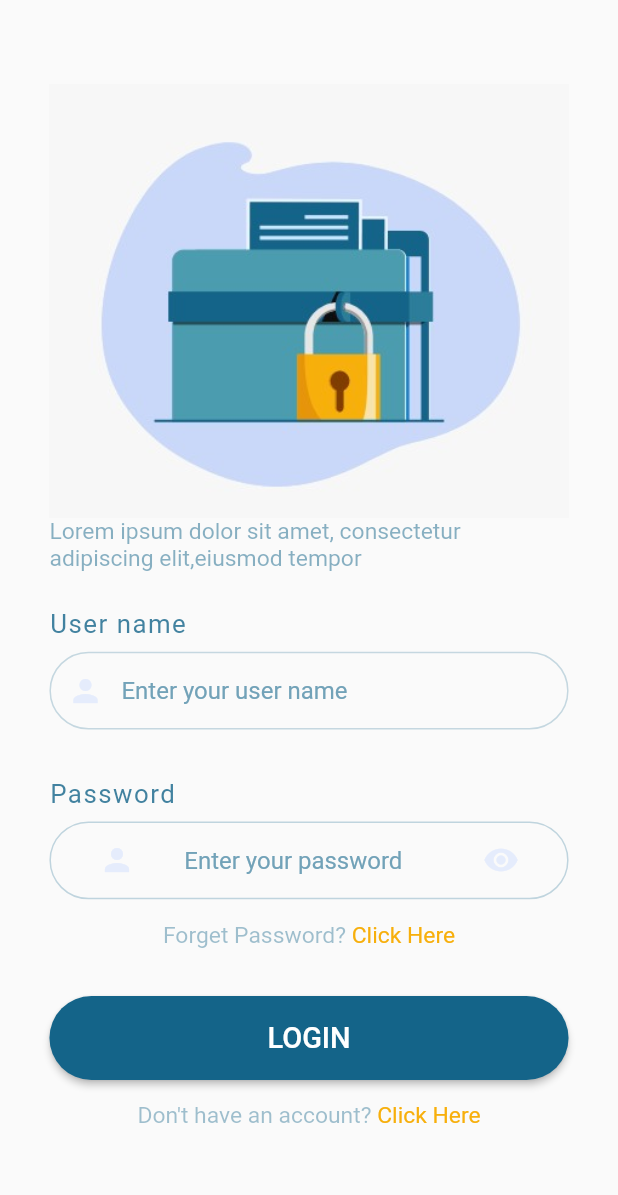
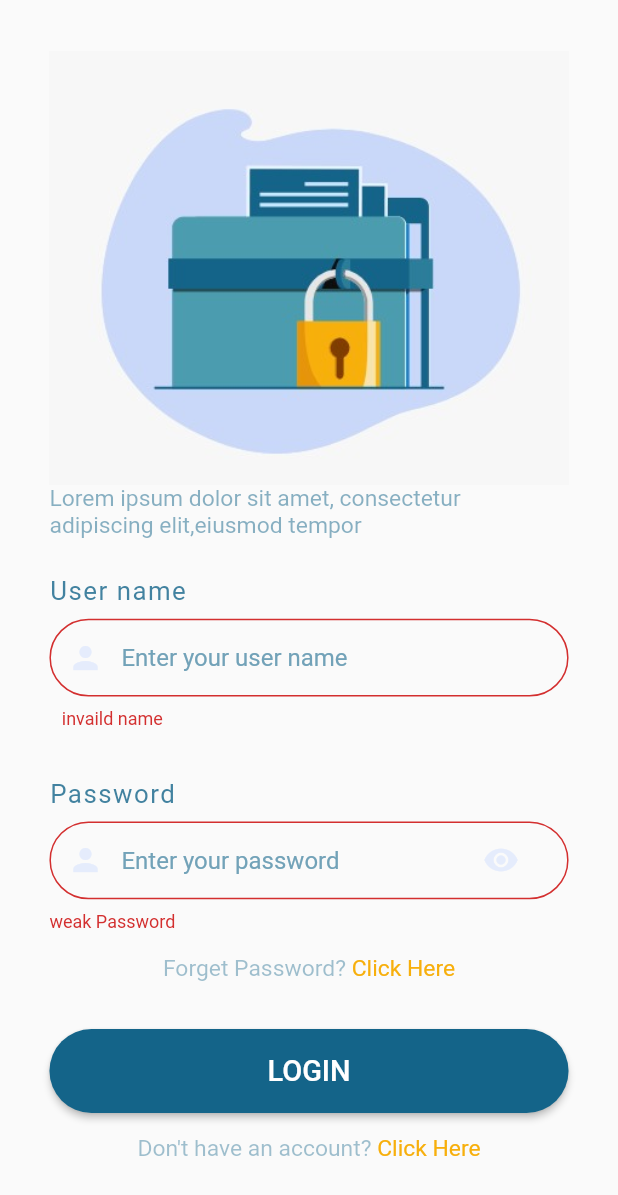
Before and after one commit to esraaabdrabo/sindionTask, a Flutter app: the screen it shows after launch, after a tap on "Get Started", after a tap on "LOGIN", on a phone screen of 412 x 824 dp. Shown: the top 1195 px of the screen. Run offline on Flutter 3.47's test engine with Material 2 defaults, Android fonts, the phone set to English and light mode, and no system bars; our stand-ins replace google_fonts, responsive_sizer, shared_preferences.

Commit message:
end auth

```diff
--- a/lib/assets/my_theme.dart
+++ b/lib/assets/my_theme.dart
@@ -1,4 +1,5 @@
 import 'package:flutter/material.dart';
+import 'package:google_fonts/google_fonts.dart';
 import 'package:responsive_sizer/responsive_sizer.dart';
 
 var primaryColor = const Color.fromARGB(255, 97, 173, 235);
@@ -15,11 +16,9 @@ abstract class MyTheme {
 }
 
 abstract class MyThemeData {
-  static var bRadius50 = const BorderRadius.all(Radius.circular(50));
-  static var bRadius25 = const BorderRadius.all(Radius.circular(25));
-  static var sPadding25h12 =
-      const EdgeInsets.symmetric(horizontal: 25, vertical: 12);
+  static var white18 = GoogleFonts.aBeeZee(
+      textStyle: TextStyle(color: Colors.white, fontSize: 18.sp));
   static var borderRadius = OutlineInputBorder(
       borderRadius: BorderRadius.circular(5.h),
-      borderSide: BorderSide(color: Colors.transparent));
+      borderSide: const BorderSide(color: Colors.transparent));
 }
--- a/lib/assets/widgets/custom_btn.dart
+++ b/lib/assets/widgets/custom_btn.dart
@@ -1,4 +1,5 @@
 import 'package:flutter/material.dart';
+import 'package:google_fonts/google_fonts.dart';
 import 'package:responsive_sizer/responsive_sizer.dart';
 import 'package:sindion/assets/my_theme.dart';
 
@@ -25,17 +26,11 @@ class CustomBTN extends StatelessWidget {
         color: color,
         onPressed: function,
         child: icon == null
-            ? Text(
-                text,
-                style: TextStyle(color: Colors.white, fontSize: 18.sp),
-              )
+            ? Text(text, style: MyThemeData.white18)
             : Row(
                 mainAxisAlignment: MainAxisAlignment.center,
                 children: [
-                  Text(
-                    text,
-                    style: TextStyle(color: Colors.white, fontSize: 18.sp),
-                  ),
+                  Text(text, style: MyThemeData.white18),
                   SizedBox(
                     width: 2.5.w,
                   ),
--- /dev/null
+++ b/lib/model/auth/login/request.dart
@@ -0,0 +1,13 @@
+class LoginRequestBody {
+  late String username;
+  late String password;
+
+  LoginRequestBody({required this.username, required this.password});
+
+  Map<String, dynamic> toJson() {
+    final Map<String, dynamic> data = <String, dynamic>{};
+    data['username'] = username;
+    data['password'] = password;
+    return data;
+  }
+}
--- /dev/null
+++ b/lib/model/auth/login/response.dart
@@ -0,0 +1,11 @@
+class Tokens {
+  late String refresh;
+  late String access;
+
+  Tokens({required this.refresh, required this.access});
+
+  Tokens.fromJson(Map<String, dynamic> json) {
+    refresh = json['refresh'];
+    access = json['access'];
+  }
+}
--- a/lib/model/auth/user.dart
+++ b/lib/model/auth/user.dart
@@ -1,6 +1,7 @@
 import 'dart:developer';
 
 class User {
+  String id = '';
   late String name;
   late String username;
   late String email;
@@ -21,6 +22,7 @@ class User {
       required this.country});
 
   User.fromJson(Map<String, dynamic> json) {
+    id = json['id'];
     name = json['name'];
     username = json['username'];
     email = json['email'];
@@ -40,7 +42,8 @@ class User {
     data['password'] = password;
     data['password_2'] = password;
     data['identification_number'] = identificationNumber;
-    data['user_type'] = userType;
+    data['user_type'] = int.parse(userType) > 1 ? '0' : userType;
+    userType;
     data['country'] = country;
     log("end converting user to json (user model)");
 
--- a/lib/view_model/auth.dart
+++ b/lib/view_model/auth.dart
@@ -1,11 +1,11 @@
 import 'dart:developer';
-
 import 'package:flutter/material.dart';
+import 'package:sindion/assets/functions.dart';
+import 'package:sindion/model/auth/login/request.dart';
+import 'package:sindion/model/auth/login/response.dart';
 import 'package:sindion/model/auth/user.dart';
 import 'package:sindion/services/auth/auth.dart';
-
-import '../assets/cache_helper.dart';
-import '../assets/constants.dart';
+import '../views/home/home.dart';
 
 class AuthVM extends ChangeNotifier {
   bool isLoading = false;
@@ -23,9 +23,9 @@ class AuthVM extends ChangeNotifier {
       identificationNumber: '',
       userType: '',
       country: '');
+  Tokens? userTokens;
 
   void setUserType(String newUserType) {
-    log(newUserType);
     user.userType = newUserType;
     notifyListeners();
   }
@@ -42,86 +42,50 @@ class AuthVM extends ChangeNotifier {
   }
 
   void setSecondUserData({
+    required BuildContext context,
     required String userName,
     required String password,
   }) {
     user.username = userName;
     user.password = password;
-    registerUser();
+    registerUser(context: context);
   }
 
   void setCountry({required String country}) {
     user.country = country;
   }
 
-  void registerUser() async {
+  void registerUser({required BuildContext context}) async {
     changeIsLoading(true);
-    await AuthSV().register(newUser: user);
+    var response = await AuthSV().register(newUser: user);
+    if (response is String) {
+      showSnackBar(context: context, text: response);
+    } else {
+      changeIsLoading(false);
+
+      showSnackBar(context: context, text: 'Registration Success');
+      Future.delayed(const Duration(seconds: 1)).then(
+          (value) => gotoReplacement(context: context, screen: const Home()));
+    }
     changeIsLoading(false);
   }
 
-//check current user
-  Future<int> checkCurrentUser(BuildContext context) async {
-    //user was singed in
-    var userIdSharedPref = await CacheHelper.getData(key: Constants.userIdKey);
-    if (userIdSharedPref != null) {
-      //   userId = userIdSharedPref;
-      //   currentUser = await CheckPregSV().getUser(userId!);
-
-      ///check if the user device still the same (token has been changed or not)
-      return 1;
-    }
-    //no user found
-    return 0;
-  }
-
-/*
-  Future<void> signUp(
-    BuildContext context,
-    TextEditingController age,
-    TextEditingController weight,
-    TextEditingController week,
-    TextEditingController month,
-  ) async {
+  void login(
+      {required String userName,
+      required String password,
+      required BuildContext context}) async {
     changeIsLoading(true);
-    var response = await AuthSV().signUp(
-        email: email,
-        password: pass,
-        newUser: await makeUser(age, weight, week, month));
-    if (response is UserCredential) {
-      CacheHelper.setData(data: response.user!.uid, key: Constants.userIdKey);
-      CacheHelper.setData(data: await getDeviceToken(), key: Constants.token);
-      currentUser = await CheckPregSV().getUser(response.user!.uid);
-
-      resetUserInfo();
-      goToReplcement(context: context, screen: const Home());
+    var response = await AuthSV()
+        .login(body: LoginRequestBody(username: userName, password: password));
+    if (response is Tokens) {
+      userTokens = response;
       changeIsLoading(false);
+      showSnackBar(context: context, text: 'Login success');
+      Future.delayed(const Duration(seconds: 1)).then(
+          (value) => gotoReplacement(context: context, screen: const Home()));
     } else {
-      //TODO BUG not showing dialog
       changeIsLoading(false);
-      signpExceptionAlert(response, context);
-    }
-    //currentStep = 1;
-  }
-*/
-  /* signpExceptionAlert(response, BuildContext context) {
-    return CustomAlertYesAction(
-      title: handleException(response),
-    );
-  }*/
-
-  handleException(String mess) {
-    switch (mess) {
-      case "The email address is badly formatted.":
-        return "البريد الالكتروني غير صحيح";
-      case "The email address is already in use by another account.":
-        return "البريد الالكتروني مسجل بالفعل";
-      case "The password is invalid or the user does not have a password.":
-        return "كلمة المرور خاطئة";
-      case "There is no user record corresponding to this identifier. The user may have been deleted.":
-        return "هذا الحساب غير مسجل ";
-      default:
-        return "حدث خطأ ما برجاء المحاولة مرة أخرى";
+      showSnackBar(context: context, text: response.toString());
     }
   }
 
--- a/lib/views/auth/login/login.dart
+++ b/lib/views/auth/login/login.dart
@@ -1,11 +1,15 @@
 import 'package:flutter/material.dart';
+import 'package:provider/provider.dart';
 import 'package:responsive_sizer/responsive_sizer.dart';
 import 'package:sindion/assets/constants.dart';
 import 'package:sindion/assets/functions.dart';
 import 'package:sindion/assets/my_theme.dart';
 import 'package:sindion/assets/widgets/custom_btn.dart';
+import 'package:sindion/assets/widgets/loading.dart';
+import 'package:sindion/view_model/auth.dart';
 import 'package:sindion/views/auth/login/widgets/password_field.dart';
 import 'package:sindion/views/auth/register/options/options.dart';
+import 'package:sindion/views/auth/validators.dart';
 import 'package:sindion/views/auth/widgets/action_text.dart';
 import 'package:sindion/views/auth/widgets/field_label.dart';
 import 'package:sindion/views/auth/widgets/form_field.dart';
@@ -18,12 +22,28 @@ class Login extends StatefulWidget {
 }
 
 class _LoginState extends State<Login> {
+  TextEditingController userNameCont = TextEditingController();
+  TextEditingController passwordCont = TextEditingController();
+  final formKey = GlobalKey<FormState>();
+  @override
+  void dispose() {
+    userNameCont.dispose();
+    passwordCont.dispose();
+    super.dispose();
+  }
+
   @override
   Widget build(BuildContext context) {
+    AuthVM authProvider = Provider.of(context);
     return Scaffold(
-      body: Padding(
+      body: authProvider.isLoading
+          ? Loading()
+          : Center(
+              child: SingleChildScrollView(
+                child: Padding(
                   padding: EdgeInsets.symmetric(horizontal: 8.w),
                   child: Form(
+                    key: formKey,
                     child: Column(
                       mainAxisAlignment: MainAxisAlignment.center,
                       crossAxisAlignment: CrossAxisAlignment.start,
@@ -32,7 +52,8 @@ class _LoginState extends State<Login> {
                         Text(
                           'Lorem ipsum dolor sit amet, consectetur adipiscing elit,eiusmod tempor',
                           style: TextStyle(
-                    color: secondaryColor.withOpacity(.5), fontSize: 16.sp),
+                              color: secondaryColor.withOpacity(.5),
+                              fontSize: 16.sp),
                         ),
                         SizedBox(
                           height: 2.h,
@@ -40,26 +61,42 @@ class _LoginState extends State<Login> {
                         CustomFormField(
                             label: "User name",
                             hint: 'Enter your user name',
-                  controller: TextEditingController(),
-                  validator: (String value) {},
+                            controller: userNameCont,
+                            validator: (String value) {
+                              return AuthValidators.validateName(value);
+                            },
                             icon: Icons.person),
                         const FormFieldLabel(text: "Password"),
-              const PasswordFormField(),
+                        PasswordFormField(cont: passwordCont),
                         ActionText(
                             function: () {
-                    goto(context: context, screen: const Center());
+                              //  goto(context: context, screen: const Center());
                             },
                             question: 'Forget Password?'),
-              CustomBTN(color: secondaryColor, function: () {}, text: 'LOGIN'),
+                        CustomBTN(
+                            color: secondaryColor,
+                            function: () {
+                              if (formKey.currentState!.validate()) {
+                                authProvider.login(
+                                    context: context,
+                                    password: passwordCont.text,
+                                    userName: userNameCont.text);
+                              }
+                            },
+                            text: 'LOGIN'),
                         ActionText(
                             function: () {
-                    goto(context: context, screen: const RegisterOptions());
+                              goto(
+                                  context: context,
+                                  screen: const RegisterOptions());
                             },
                             question: 'Don\'t have an account?'),
                       ],
                     ),
                   ),
                 ),
+              ),
+            ),
     );
   }
 }
--- a/lib/views/auth/login/widgets/password_field.dart
+++ b/lib/views/auth/login/widgets/password_field.dart
@@ -1,14 +1,18 @@
-
 import 'package:flutter/material.dart';
 import 'package:responsive_sizer/responsive_sizer.dart';
 import 'package:sindion/assets/my_theme.dart';
+import 'package:sindion/views/auth/validators.dart';
 
 class PasswordFormField extends StatelessWidget {
-  const PasswordFormField({super.key});
+  final TextEditingController cont;
+  const PasswordFormField({required this.cont, super.key});
 
   @override
   Widget build(BuildContext context) {
     return TextFormField(
+      controller: cont,
+      keyboardType: TextInputType.number,
+      validator: (value) => AuthValidators.validatePassword(value!),
       decoration: InputDecoration(
           hintText: 'Enter your password',
           suffixIcon: Padding(
@@ -25,7 +29,7 @@ class PasswordFormField extends StatelessWidget {
               borderSide:
                   const BorderSide(color: Color.fromARGB(110, 114, 162, 184))),
           prefixIcon: Padding(
-            padding: EdgeInsets.symmetric(horizontal: 8.w),
+            padding: EdgeInsets.symmetric(horizontal: 2.w),
             child: const Icon(
               Icons.person,
               color: Color(0xffe5ecfc),
--- a/lib/views/auth/register/register2.dart
+++ b/lib/views/auth/register/register2.dart
@@ -114,11 +114,10 @@ class _Register2State extends State<Register2> {
                           if (formKey.currentState!.validate() &
                               (authProvider.user.country.isNotEmpty)) {
                             authProvider.setSecondUserData(
+                              context: context,
                               userName: userNameCont.text,
                               password: passwordcont.text,
                             );
-                            gotoReplacement(
-                                context: context, screen: const Home());
                           }
                         },
                         text: 'Finish',
```
Also changed, not shown: lib/assets/functions.dart (+12 -0 lines), lib/model/auth/registration/exceptions.dart (added, +32 -0 lines), lib/services/auth/auth.dart (+26 -0 lines). Lines whose indentation alone changed are shown as unchanged.
